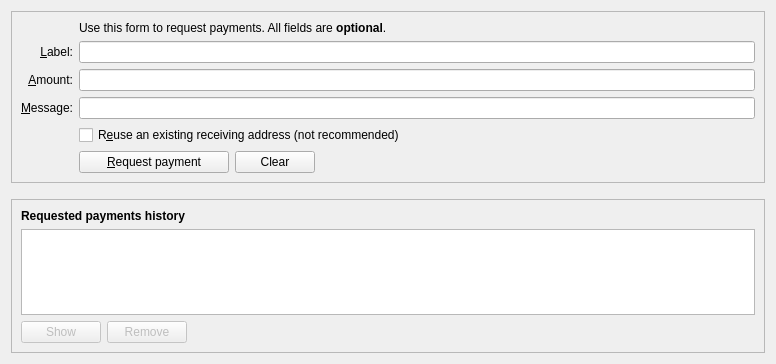
The window that src/qt/forms/receivecoinsdialog.ui (pawelnagawel/globaltoken) describes before a commit, drawn with Qt 5.
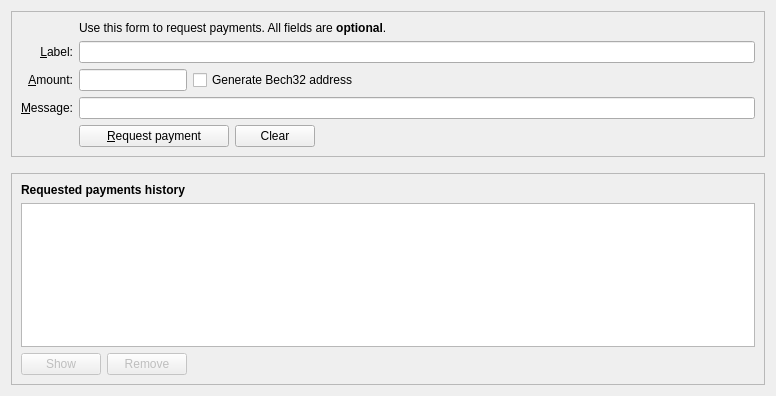
The same window after the commit. Icons and pictures are not drawn. Custom widgets are drawn as their Qt base class.

The edit to the form file:
```diff
--- a/src/qt/forms/receivecoinsdialog.ui
+++ b/src/qt/forms/receivecoinsdialog.ui
@@ -7,7 +7,7 @@
     <x>0</x>
     <y>0</y>
     <width>776</width>
-    <height>364</height>
+    <height>396</height>
    </rect>
   </property>
   <layout class="QVBoxLayout" name="verticalLayout" stretch="0,0,1">
@@ -28,20 +28,19 @@
      <layout class="QVBoxLayout" name="verticalLayout_3">
       <item>
        <layout class="QGridLayout" name="gridLayout">
-        <item row="7" column="2">
-         <widget class="QCheckBox" name="reuseAddress">
+        <item row="5" column="0">
+         <widget class="QLabel" name="label">
           <property name="toolTip">
-           <string>Reuse one of the previously used receiving addresses. Reusing addresses has security and privacy issues. Do not use this unless re-generating a payment request made before.</string>
+           <string>An optional amount to request. Leave this empty or zero to not request a specific amount.</string>
           </property>
           <property name="text">
-           <string>R&amp;euse an existing receiving address (not recommended)</string>
+           <string>&amp;Amount:</string>
           </property>
-         </widget>
-        </item>
-        <item row="7" column="0">
-         <widget class="QLabel" name="label_4">
-          <property name="text">
-           <string/>
+          <property name="alignment">
+           <set>Qt::AlignRight|Qt::AlignTrailing|Qt::AlignVCenter</set>
+          </property>
+          <property name="buddy">
+           <cstring>reqAmount</cstring>
           </property>
          </widget>
         </item>
@@ -68,13 +67,6 @@
           </property>
          </widget>
         </item>
-        <item row="6" column="2">
-         <widget class="QLineEdit" name="reqMessage">
-          <property name="toolTip">
-           <string>An optional message to attach to the payment request, which will be displayed when the request is opened. Note: The message will not be sent with the payment over the Globaltoken network.</string>
-          </property>
-         </widget>
-        </item>
         <item row="2" column="2">
          <widget class="QLabel" name="label_5">
           <property name="text">
@@ -98,36 +90,14 @@
           </property>
          </widget>
         </item>
-        <item row="5" column="0">
-         <widget class="QLabel" name="label">
+        <item row="6" column="2">
+         <widget class="QLineEdit" name="reqMessage">
           <property name="toolTip">
-           <string>An optional amount to request. Leave this empty or zero to not request a specific amount.</string>
+           <string>An optional message to attach to the payment request, which will be displayed when the request is opened. Note: The message will not be sent with the payment over the Bitcoin network.</string>
           </property>
-          <property name="text">
-           <string>&amp;Amount:</string>
-          </property>
-          <property name="alignment">
-           <set>Qt::AlignRight|Qt::AlignTrailing|Qt::AlignVCenter</set>
-          </property>
-          <property name="buddy">
-           <cstring>reqAmount</cstring>
-          </property>
          </widget>
         </item>
-        <item row="5" column="2">
-         <widget class="BitcoinAmountField" name="reqAmount">
-          <property name="minimumSize">
-           <size>
-            <width>80</width>
-            <height>0</height>
-           </size>
-          </property>
-          <property name="toolTip">
-           <string>An optional amount to request. Leave this empty or zero to not request a specific amount.</string>
-          </property>
-         </widget>
-        </item>
-        <item row="8" column="2">
+        <item row="7" column="2">
          <layout class="QHBoxLayout" name="horizontalLayout">
           <item>
            <widget class="QPushButton" name="receiveButton">
@@ -184,13 +154,80 @@
           </item>
          </layout>
         </item>
-        <item row="8" column="0">
+        <item row="7" column="0">
          <widget class="QLabel" name="label_7">
           <property name="text">
            <string/>
           </property>
          </widget>
         </item>
+        <item row="5" column="2">
+         <layout class="QHBoxLayout" name="horizontalLayout_6">
+          <item>
+           <widget class="BitcoinAmountField" name="reqAmount">
+            <property name="sizePolicy">
+             <sizepolicy hsizetype="Fixed" vsizetype="Fixed">
+              <horstretch>0</horstretch>
+              <verstretch>0</verstretch>
+             </sizepolicy>
+            </property>
+            <property name="minimumSize">
+             <size>
+              <width>80</width>
+              <height>0</height>
+             </size>
+            </property>
+            <property name="maximumSize">
+             <size>
+              <width>1000</width>
+              <height>100</height>
+             </size>
+            </property>
+            <property name="toolTip">
+             <string>An optional amount to request. Leave this empty or zero to not request a specific amount.</string>
+            </property>
+           </widget>
+          </item>
+          <item>
+           <widget class="QCheckBox" name="useBech32">
+            <property name="sizePolicy">
+             <sizepolicy hsizetype="Fixed" vsizetype="Fixed">
+              <horstretch>0</horstretch>
+              <verstretch>0</verstretch>
+             </sizepolicy>
+            </property>
+            <property name="maximumSize">
+             <size>
+              <width>1000</width>
+              <height>16777215</height>
+             </size>
+            </property>
+            <property name="focusPolicy">
+             <enum>Qt::StrongFocus</enum>
+            </property>
+            <property name="toolTip">
+             <string>Bech32 addresses (BIP-173) are cheaper to spend from and offer better protection against typos. When unchecked a P2SH wrapped SegWit address will be created, compatible with older wallets.</string>
+            </property>
+            <property name="text">
+             <string>Generate Bech32 address</string>
+            </property>
+           </widget>
+          </item>
+          <item>
+           <spacer name="horizontalSpacer_3">
+            <property name="orientation">
+             <enum>Qt::Horizontal</enum>
+            </property>
+            <property name="sizeHint" stdset="0">
+             <size>
+              <width>0</width>
+              <height>0</height>
+             </size>
+            </property>
+           </spacer>
+          </item>
+         </layout>
+        </item>
        </layout>
       </item>
      </layout>
```
Left out of the diff: 4 changed lines with no effect on the pictures.
